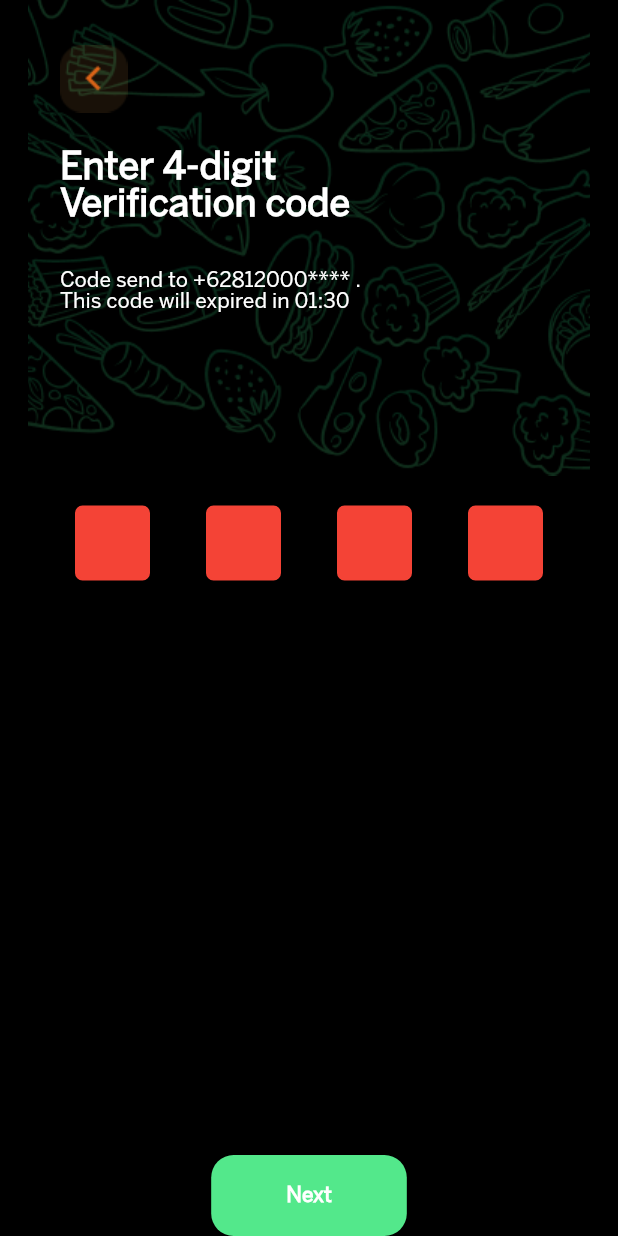
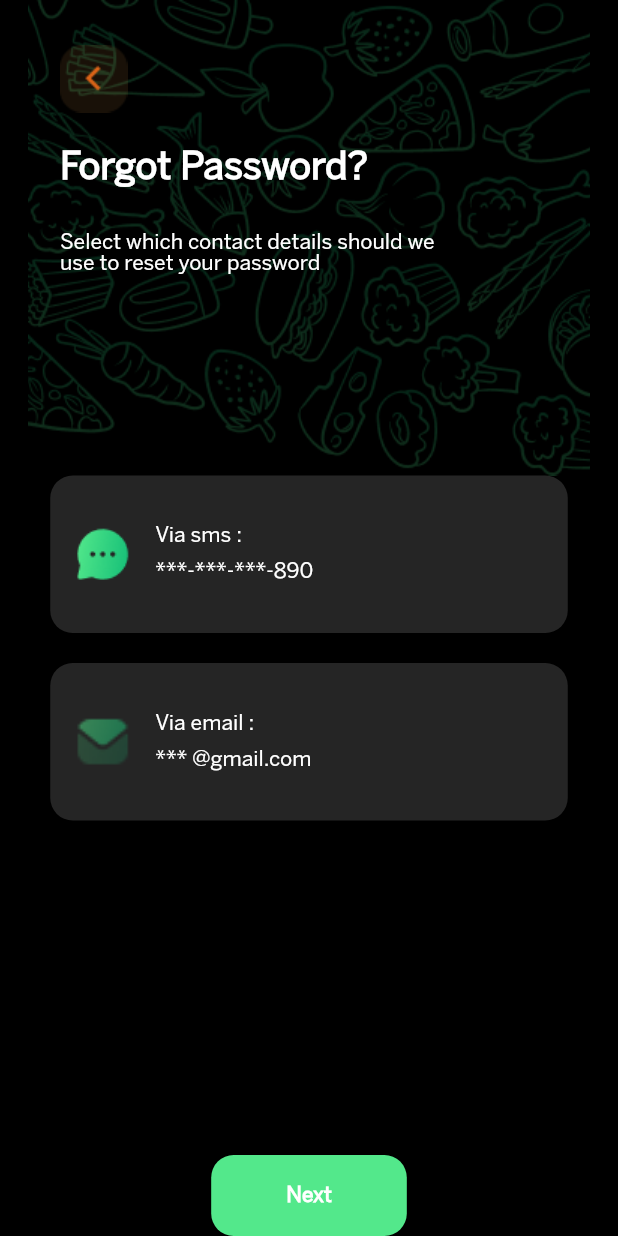
Before and after one commit to wahyuhidayat-dev/food_delivery, a Flutter app: the OtpScreen screen opened directly, after a tap on "Next", on a phone screen of 412 x 824 dp. Run offline on Flutter 3.47's test engine with Material 2 defaults, Android fonts, the phone set to English and light mode, and no system bars; drawn by our look-alikes of pin_code_fields; our stand-ins replace get.

Commit message:
update ui

```diff
--- /dev/null
+++ b/lib/pages/forgot_password/forgot_password.dart
@@ -0,0 +1,167 @@
+import 'package:flutter/material.dart';
+import 'package:get/get.dart';
+import 'package:lk21/pages/success/success_reset_pass.dart';
+import 'package:lk21/utils/const.dart';
+
+class ForgotPasswordScreen extends StatefulWidget {
+  const ForgotPasswordScreen({Key? key}) : super(key: key);
+
+  @override
+  _ForgotPasswordScreenState createState() => _ForgotPasswordScreenState();
+}
+
+class _ForgotPasswordScreenState extends State<ForgotPasswordScreen> {
+  @override
+  Widget build(BuildContext context) {
+    return Scaffold(
+      backgroundColor: Colors.black,
+      body: SafeArea(
+        child: SizedBox(
+          height: MediaQuery.of(context).size.height,
+          width: double.infinity,
+          child: Column(
+            children: [
+              Stack(
+                children: [
+                  Align(
+                    alignment: Alignment.topCenter,
+                    child: Image.asset(
+                      patternSplash,
+                      fit: BoxFit.cover,
+                    ),
+                  ),
+                  Padding(
+                    padding: const EdgeInsets.only(top: 30, left: 40),
+                    child: InkWell(
+                      onTap: () {
+                        Get.back();
+                      },
+                      child: SizedBox(
+                          width: 45, height: 45, child: Image.asset(icback)),
+                    ),
+                  ),
+                  Padding(
+                    padding: const EdgeInsets.only(top: 100, left: 40),
+                    child: Column(
+                      crossAxisAlignment: CrossAxisAlignment.start,
+                      mainAxisAlignment: MainAxisAlignment.start,
+                      children: [
+                        Text("Forgot Password?",
+                            style: fontDefault.copyWith(
+                                fontSize: 25,
+                                color: whiteColor,
+                                fontWeight: FontWeight.bold)),
+                        const SizedBox(
+                          height: 30,
+                        ),
+                        Text(
+                            "Select which contact details should we\nuse to reset your password",
+                            style: fontDefault.copyWith(
+                                fontSize: 14,
+                                color: whiteColor,
+                                fontWeight: FontWeight.normal)),
+                      ],
+                    ),
+                  ),
+                ],
+              ),
+              InkWell(
+                onTap: () {},
+                child: Container(
+                  width: 345,
+                  height: 105,
+                  decoration: BoxDecoration(
+                      borderRadius: BorderRadius.circular(15),
+                      color: backgroundInputText),
+                  child: Row(
+                    children: [
+                      Padding(
+                        padding: const EdgeInsets.all(15.0),
+                        child: SizedBox(
+                            width: 40,
+                            height: 40,
+                            child: Image.asset(message1, fit: BoxFit.cover)),
+                      ),
+                      Column(
+                        mainAxisAlignment: MainAxisAlignment.center,
+                        crossAxisAlignment: CrossAxisAlignment.start,
+                        children: [
+                          Text(
+                            "Via sms :",
+                            style: fontDefault.copyWith(color: whiteColor),
+                          ),
+                          const SizedBox(
+                            height: 10,
+                          ),
+                          Text(
+                            "***-***-***-890",
+                            style: fontDefault.copyWith(color: whiteColor),
+                          ),
+                        ],
+                      )
+                    ],
+                  ),
+                ),
+              ),
+              const SizedBox(
+                height: 20,
+              ),
+              InkWell(
+                onTap: () {},
+                child: Container(
+                  width: 345,
+                  height: 105,
+                  decoration: BoxDecoration(
+                      borderRadius: BorderRadius.circular(15),
+                      color: backgroundInputText),
+                  child: Row(
+                    children: [
+                      Padding(
+                        padding: const EdgeInsets.all(15.0),
+                        child: SizedBox(
+                            width: 40,
+                            height: 40,
+                            child: Image.asset(message2, fit: BoxFit.cover)),
+                      ),
+                      Column(
+                        mainAxisAlignment: MainAxisAlignment.center,
+                        crossAxisAlignment: CrossAxisAlignment.start,
+                        children: [
+                          Text(
+                            "Via email :",
+                            style: fontDefault.copyWith(color: whiteColor),
+                          ),
+                          const SizedBox(
+                            height: 10,
+                          ),
+                          Text(
+                            "*** @gmail.com",
+                            style: fontDefault.copyWith(color: whiteColor),
+                          ),
+                        ],
+                      )
+                    ],
+                  ),
+                ),
+              ),
+              const Spacer(),
+              ElevatedButton(
+                  onPressed: () {
+                    Get.to(const SuccessResetpassword());
+                  },
+                  style: ElevatedButton.styleFrom(
+                      padding: const EdgeInsets.symmetric(
+                          horizontal: 50, vertical: 20),
+                      primary: primaryButton,
+                      shape: RoundedRectangleBorder(
+                          borderRadius: BorderRadius.circular(15))),
+                  child: Text("Next",
+                      style: fontDefault.copyWith(
+                          fontWeight: FontWeight.bold, color: whiteColor)))
+            ],
+          ),
+        ),
+      ),
+    );
+  }
+}
--- a/lib/pages/otp/otpscreen.dart
+++ b/lib/pages/otp/otpscreen.dart
@@ -2,6 +2,7 @@ import 'dart:async';
 
 import 'package:flutter/material.dart';
 import 'package:get/get.dart';
+import 'package:lk21/pages/forgot_password/forgot_password.dart';
 import 'package:lk21/utils/const.dart';
 import 'package:pin_code_fields/pin_code_fields.dart';
 
@@ -127,8 +128,13 @@ class _OtpScreenState extends State<OtpScreen> {
                           borderRadius: BorderRadius.circular(5),
                           fieldHeight: 50,
                           fieldWidth: 50,
+                          errorBorderColor: primaryButton,
+                          selectedColor: primaryButton,
+                          selectedFillColor: primaryButton,
+                          inactiveColor: primaryButton,
+                          inactiveFillColor: backgroundInputText,
                           activeColor: primaryButton,
-                          activeFillColor: whiteColor),
+                          activeFillColor: primaryButton),
                       cursorColor: whiteColor,
                       animationDuration: const Duration(milliseconds: 300),
                       enableActiveFill: true,
@@ -166,7 +172,7 @@ class _OtpScreenState extends State<OtpScreen> {
                 alignment: Alignment.bottomCenter,
                 child: ElevatedButton(
                     onPressed: () {
-                      //Get.to();
+                      Get.to(const ForgotPasswordScreen());
                     },
                     style: ElevatedButton.styleFrom(
                       primary: primaryButton,
@@ -178,7 +184,8 @@ class _OtpScreenState extends State<OtpScreen> {
                     child: Text("Next",
                         style: fontDefault.copyWith(
                             fontWeight: FontWeight.bold, color: whiteColor))),
-              )
+              ),
+
             ],
           ),
         ),
--- a/lib/utils/const.dart
+++ b/lib/utils/const.dart
@@ -9,6 +9,9 @@ const facebooklogo = "assets/images/facebook.png";
 const googlelogo = "assets/images/googleicon.png";
 const icback = "assets/images/icon_back.png";
 const userphoto = "assets/images/userphoto.png";
+
+const message1 = "assets/images/Messages.png";
+const message2 = "assets/images/Message.png";
 
 const visa = "assets/images/visa.png";
 const paypal = "assets/images/paypal.png";
```
Also changed, not shown: lib/pages/forgot_password/reset_password.dart (added, +124 -0 lines), lib/pages/success/success_reset_pass.dart (added, +73 -0 lines).
